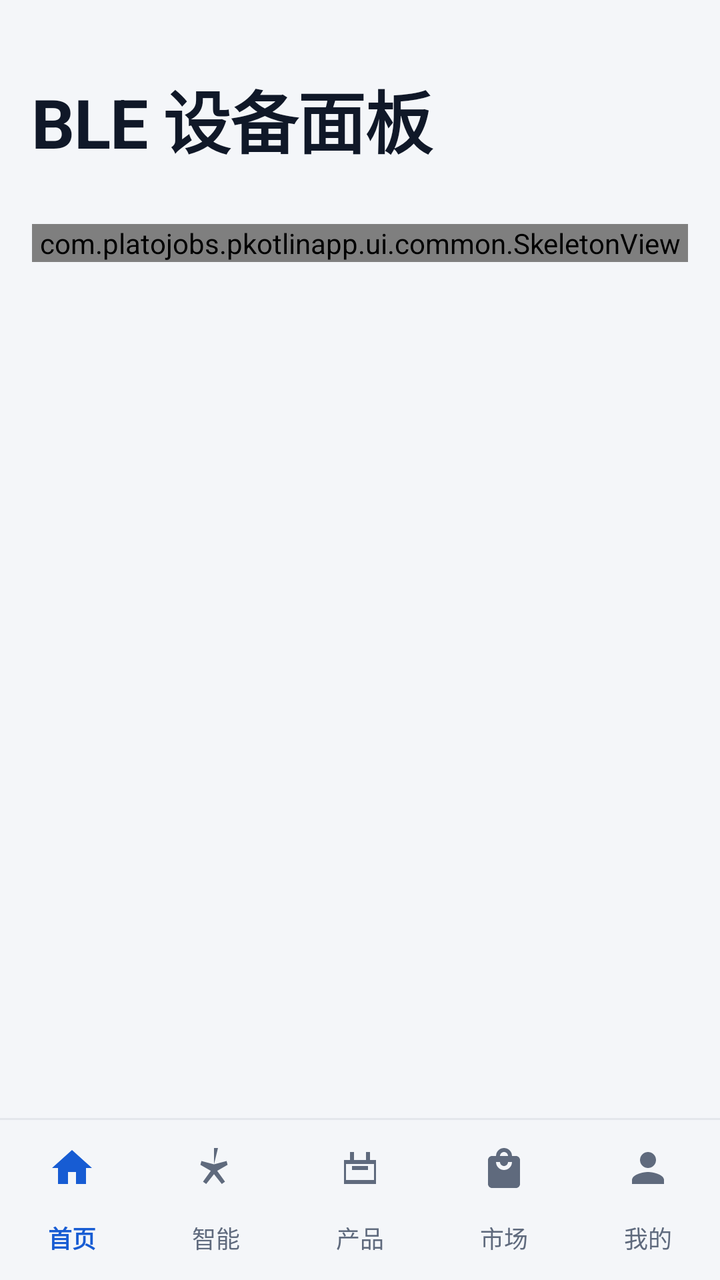
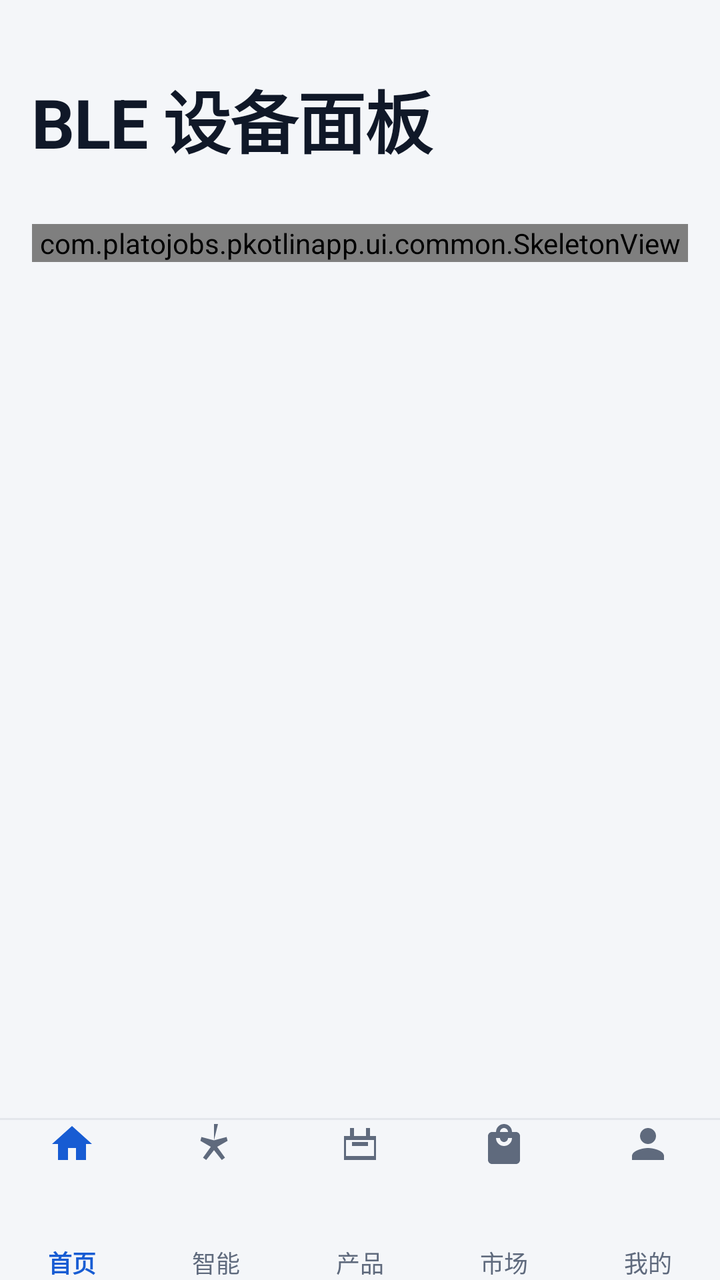

Two renders of the same Android screen: before a commit and after it. Below are the layout's source before the change and the commit's diff.
<!-- AndroidManifest.xml: application theme Theme.PKotlinApp -->
<!-- res/layout/activity_main.xml -->
<?xml version="1.0" encoding="utf-8"?>
<LinearLayout xmlns:android="http://schemas.android.com/apk/res/android"
    xmlns:app="http://schemas.android.com/apk/res-auto"
    android:id="@+id/root"
    android:layout_width="match_parent"
    android:layout_height="match_parent"
    android:orientation="vertical">

    
    <FrameLayout
        android:id="@+id/appHeader"
        android:layout_width="match_parent"
        android:layout_height="wrap_content"
        android:background="@color/canvas">

        <LinearLayout
            android:id="@+id/headerLargeArea"
            android:layout_width="match_parent"
            android:layout_height="@dimen/header_h_expanded"
            android:orientation="vertical"
            android:paddingStart="@dimen/page_margin"
            android:paddingEnd="@dimen/page_margin">

            <TextView
                android:id="@+id/headerTitleLarge"
                style="@style/Widget.App.TextView"
                android:layout_width="match_parent"
                android:layout_height="0dp"
                android:layout_weight="1"
                android:gravity="bottom"
                android:paddingBottom="@dimen/space_12"
                android:text="@string/app_name"
                android:textAppearance="@style/TextAppearance.App.Display"
                android:maxLines="1"
                android:ellipsize="end" />
        </LinearLayout>

        <TextView
            android:id="@+id/headerTitleCollapsed"
            style="@style/Widget.App.TextView"
            android:layout_width="match_parent"
            android:layout_height="@dimen/nav_bar_h"
            android:alpha="0"
            android:gravity="center"
            android:paddingStart="@dimen/page_margin"
            android:paddingEnd="@dimen/page_margin"
            android:text="@string/app_name"
            android:textAppearance="@style/TextAppearance.App.Headline"
            android:maxLines="1"
            android:ellipsize="end" />

        <View
            android:id="@+id/headerDivider"
            android:layout_width="match_parent"
            android:layout_height="@dimen/stroke_1"
            android:layout_gravity="bottom"
            android:alpha="0"
            android:background="@color/divider" />
    </FrameLayout>

    <TextView
        android:id="@+id/syncBanner"
        style="@style/Widget.App.TextView"
        android:layout_width="match_parent"
        android:layout_height="wrap_content"
        android:background="@color/warning_bg"
        android:paddingHorizontal="@dimen/page_margin"
        android:paddingVertical="@dimen/space_8"
        android:text="@string/sync_banner_local_only"
        android:textAppearance="@style/TextAppearance.App.Caption"
        android:textColor="@color/warning"
        android:visibility="gone" />

    <FrameLayout
        android:layout_width="match_parent"
        android:layout_height="0dp"
        android:layout_weight="1">

        <androidx.fragment.app.FragmentContainerView
            android:id="@+id/fragmentContainer"
            android:layout_width="match_parent"
            android:layout_height="match_parent" />

        <com.platojobs.pkotlinapp.ui.common.SkeletonView
            android:id="@+id/shellSkeleton"
            android:layout_width="match_parent"
            android:layout_height="wrap_content"
            android:layout_marginStart="@dimen/page_margin"
            android:layout_marginTop="@dimen/space_16"
            android:layout_marginEnd="@dimen/page_margin" />
    </FrameLayout>

    <View
        android:id="@+id/navDivider"
        android:layout_width="match_parent"
        android:layout_height="@dimen/stroke_1"
        android:background="@color/divider" />

    <com.google.android.material.bottomnavigation.BottomNavigationView
        android:id="@+id/bottomNav"
        android:layout_width="match_parent"
        android:layout_height="wrap_content"
        android:minHeight="@dimen/bottom_nav_h"
        android:background="@color/canvas"
        app:elevation="@dimen/elevation_0"
        app:itemActiveIndicatorStyle="@null"
        app:itemIconTint="@color/bottom_nav_item"
        app:itemRippleColor="@color/overlay_pressed"
        app:itemTextAppearanceActive="@style/TextAppearance.App.NavLabelActive"
        app:itemTextAppearanceInactive="@style/TextAppearance.App.NavLabelInactive"
        app:itemTextColor="@color/bottom_nav_item"
        app:labelVisibilityMode="labeled"
        app:menu="@menu/bottom_nav_menu" />

</LinearLayout>
<!-- resources referenced by this layout -->
<resources>
  <color name="canvas">#F4F6F9</color>
  <color name="divider">#E4E7EC</color>
  <color name="overlay_pressed">#0F101828</color>
  <color name="warning">#B54708</color>
  <color name="warning_bg">#FFFAEB</color>
  <dimen name="bottom_nav_h">80dp</dimen>
  <dimen name="elevation_0">0dp</dimen>
  <dimen name="header_h_expanded">96dp</dimen>
  <dimen name="nav_bar_h">56dp</dimen>
  <dimen name="page_margin">16dp</dimen>
  <dimen name="space_12">12dp</dimen>
  <dimen name="space_16">16dp</dimen>
  <dimen name="space_8">8dp</dimen>
  <dimen name="stroke_1">1dp</dimen>
  <string name="app_name">BLE 设备面板</string>
  <string name="sync_banner_local_only">网络同步不可用，当前为纯本地模式；本地数据仍可正常使用</string>
  <style name="TextAppearance.App.Caption" parent="@android:style/TextAppearance">
          <item name="android:textSize">13sp</item>
          <item name="android:textColor">@color/text_secondary</item>
          <item name="android:fontFamily">sans-serif</item>
          <item name="android:lineSpacingExtra">5dp</item>
          <item name="android:lineSpacingMultiplier">1.0</item>
      </style>
  <style name="TextAppearance.App.Headline" parent="@android:style/TextAppearance">
          <item name="android:textSize">22sp</item>
          <item name="android:textColor">@color/text_primary</item>
          <item name="android:fontFamily">sans-serif-medium</item>
          <item name="android:lineSpacingExtra">6dp</item>
          <item name="android:lineSpacingMultiplier">1.0</item>
      </style>
  <style name="TextAppearance.App.NavLabelActive" parent="@android:style/TextAppearance">
          <item name="android:textSize">12sp</item>
          <item name="android:fontFamily">sans-serif-medium</item>
          <item name="android:lineSpacingExtra">0dp</item>
          <item name="android:lineSpacingMultiplier">1.0</item>
      </style>
  <style name="TextAppearance.App.NavLabelInactive" parent="@android:style/TextAppearance">
          <item name="android:textSize">12sp</item>
          <item name="android:fontFamily">sans-serif</item>
          <item name="android:lineSpacingExtra">0dp</item>
          <item name="android:lineSpacingMultiplier">1.0</item>
      </style>
  <style name="Widget.App.TextView" parent="android:Widget.TextView">
          <item name="android:includeFontPadding">false</item>
          <item name="android:breakStrategy">high_quality</item>
          <item name="android:hyphenationFrequency">none</item>
      </style>
  <color name="text_secondary">#475467</color>
  <color name="text_primary">#101828</color>
  <color name="primary">#175CD3</color>
  <color name="on_primary">#FFFFFF</color>
  <color name="chart_band">#E8EFFB</color>
  <color name="primary_text">#175CD3</color>
  <color name="surface">#FFFFFF</color>
  <color name="surface_sunken">#EEF1F5</color>
  <color name="border">#D0D5DD</color>
  <color name="danger">#B42318</color>
  <color name="danger_bg">#FEF3F2</color>
  <color name="text_tertiary">#5F6A7D</color>
  <dimen name="button_h">48dp</dimen>
  <dimen name="touch_min">48dp</dimen>
  <style name="TextAppearance.App.Button" parent="@style/TextAppearance.App.Body">
          <item name="android:fontFamily">sans-serif-medium</item>
          <item name="android:lineSpacingExtra">0dp</item>
      </style>
  <dimen name="radius_12">12dp</dimen>
  <color name="border_strong">#8A93A2</color>
  <dimen name="chip_h">32dp</dimen>
  <dimen name="radius_pill">999dp</dimen>
  <style name="TextAppearance.App.Body" parent="@android:style/TextAppearance">
          <item name="android:textSize">17sp</item>
          <item name="android:textColor">@color/text_primary</item>
          <item name="android:fontFamily">sans-serif</item>
          <item name="android:lineSpacingExtra">7dp</item>
          <item name="android:lineSpacingMultiplier">1.0</item>
      </style>
  <!-- unchanged entries left out for length: 6 -->
</resources>

<!-- the commit's change to res/layout/activity_main.xml (unified diff, before → after) -->
@@ -104,7 +104,10 @@
         android:background="@color/canvas"
         app:elevation="@dimen/elevation_0"
         app:itemActiveIndicatorStyle="@null"
+        app:itemGravity="center"
         app:itemIconTint="@color/bottom_nav_item"
+        app:itemPaddingBottom="0dp"
+        app:itemPaddingTop="0dp"
         app:itemRippleColor="@color/overlay_pressed"
         app:itemTextAppearanceActive="@style/TextAppearance.App.NavLabelActive"
         app:itemTextAppearanceInactive="@style/TextAppearance.App.NavLabelInactive"
